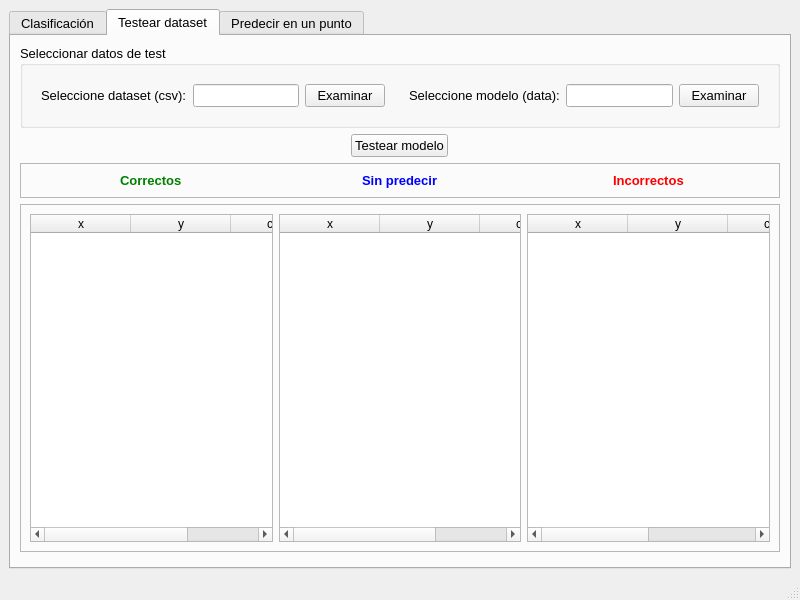
Above: window.ui from gabrielhruza/iatpi before the change. Below: the same form after it.
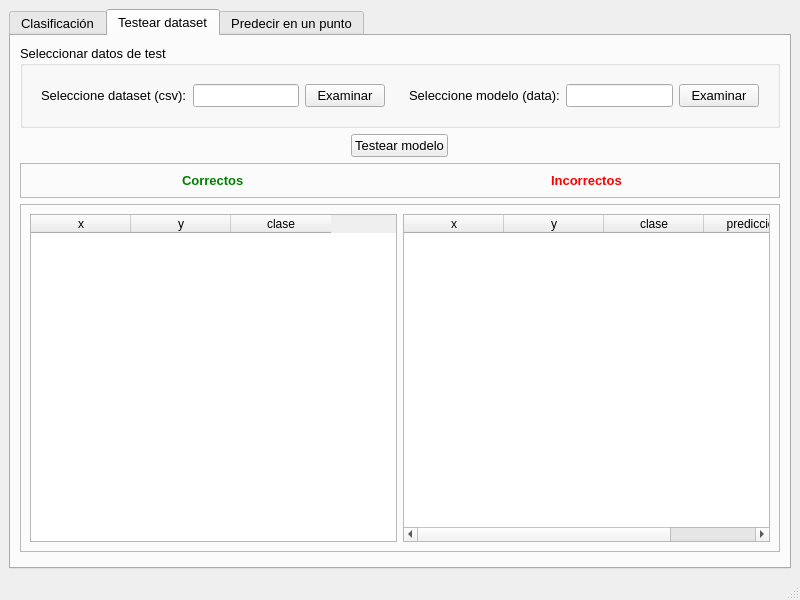
That is the form after the change. The open tabs and pages were chosen to show the change. Custom widgets are drawn as their Qt base class.

Commit message: borrar tabla incosistentes

```diff
--- a/window.ui
+++ b/window.ui
@@ -226,23 +226,6 @@
              </property>
             </widget>
            </item>
-           <item alignment="Qt::AlignHCenter">
-            <widget class="QLabel" name="label_2">
-             <property name="font">
-              <font>
-               <pointsize>10</pointsize>
-               <weight>75</weight>
-               <bold>true</bold>
-              </font>
-             </property>
-             <property name="styleSheet">
-              <string notr="true">color: blue</string>
-             </property>
-             <property name="text">
-              <string>Sin predecir</string>
-             </property>
-            </widget>
-           </item>
            <item alignment="Qt::AlignHCenter">
             <widget class="QLabel" name="label_3">
              <property name="font">
@@ -297,25 +280,6 @@
              </column>
             </widget>
            </item>
-           <item>
-            <widget class="QTableWidget" name="nopred_tableWidget">
-             <column>
-              <property name="text">
-               <string>x</string>
-              </property>
-             </column>
-             <column>
-              <property name="text">
-               <string>y</string>
-              </property>
-             </column>
-             <column>
-              <property name="text">
-               <string>clase</string>
-              </property>
-             </column>
-            </widget>
-           </item>
            <item>
             <widget class="QTableWidget" name="incorr_tableWidget">
              <column>
```
Left out of the diff: 2 changed lines with no effect on the pictures. The commit also changes 2 other files.
